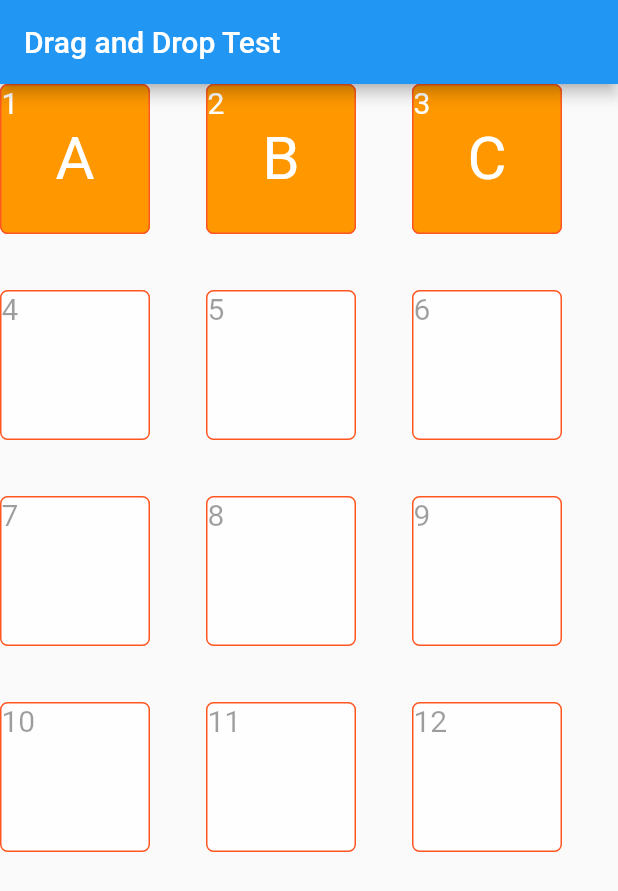
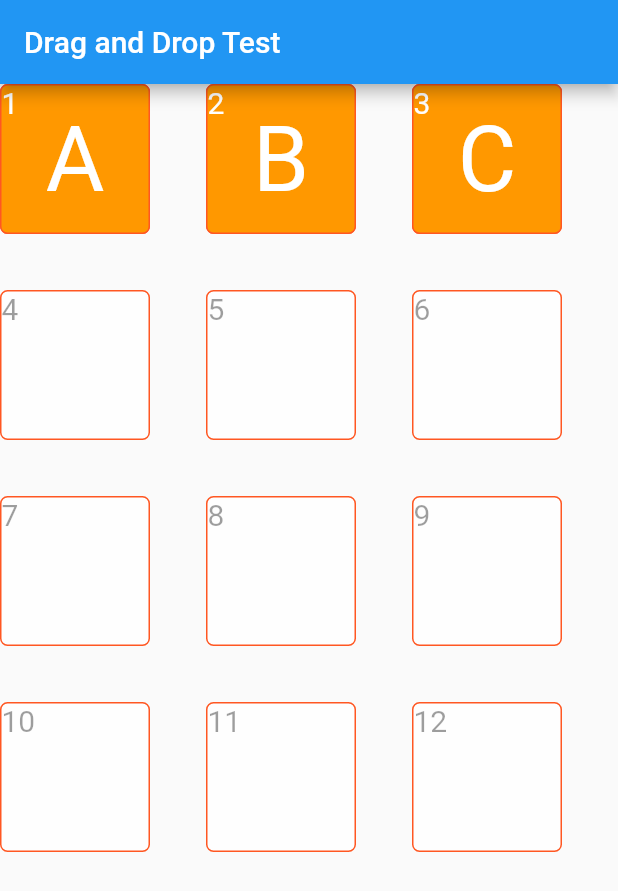
Before and after one commit to ume-bar/Draggable, a Flutter app: the screen it shows after launch, on a phone screen of 412 x 824 dp. Shown: the top 891 px of the screen. Run offline on Flutter 3.47's test engine with Material 2 defaults, Android fonts, the phone set to English and light mode, and no system bars; our stand-ins replace flutter_hooks.

Commit message:
WIP changed

```diff
--- /dev/null
+++ b/lib/home.dart
@@ -0,0 +1,230 @@
+import 'package:flutter/material.dart';
+import 'package:flutter_hooks/flutter_hooks.dart';
+
+class CategoryData {
+  int index = -1;
+  String name = "";
+  CategoryData({int? index, String? name}) {
+    if (index != null) this.index = index;
+    if (name != null) this.name = name;
+  }
+}
+
+// ignore: must_be_immutable
+class DraggablePage extends HookWidget {
+  const DraggablePage({Key? key}) : super(key: key);
+
+  @override
+  Widget build(BuildContext context) {
+    print("list");
+    final list = useState<List<CategoryData>>([]);
+
+    useEffect(() {
+      list.value = [
+        CategoryData(index: 1, name: "A"),
+        CategoryData(index: 2, name: "B"),
+        CategoryData(index: 3, name: "C"),
+      ];
+      print("useEffect");
+      return null;
+    }, const []);
+
+    return Scaffold(
+      appBar: AppBar(
+        title: const Text('Drag and Drop Test'),
+      ),
+      body: GridView.extent(
+          maxCrossAxisExtent: 150,
+          children: List.generate(12, (index) {
+            return DragTargetItem(index + 1, list.value);
+          })),
+    );
+  }
+}
+
+// ignore: must_be_immutable
+class DragTargetItem extends HookWidget {
+  int index = 0;
+  List<CategoryData> itemList = [];
+  DragTargetItem(int index, List<CategoryData> itemList, {Key? key})
+      : super(key: key) {
+    print("YYYYYYYYYYY");
+    print(index);
+    // ignore: prefer_initializing_formals
+    this.index = index;
+    print(this.index);
+    print(itemList);
+    // ignore: prefer_initializing_formals
+    this.itemList = itemList;
+    print(this.itemList);
+  }
+
+  @override
+  Widget build(BuildContext context) {
+    final willAccept = useState(false);
+    return Stack(children: <Widget>[
+      DragTarget(
+        builder: (context, candidateData, rejectedData) {
+          return Container(
+            width: 100.0,
+            height: 100.0,
+            decoration: BoxDecoration(
+                color: willAccept.value ? Colors.orangeAccent : Colors.white70,
+                border: Border.all(color: Colors.deepOrange),
+                borderRadius: BorderRadius.circular(5)),
+            child: Text(index.toString(),
+                style: const TextStyle(color: Colors.black38, fontSize: 20.0)),
+          );
+        },
+        onAccept: (CategoryData? data) {
+          print("DragTargetがドロップされた: カテゴリ: $data");
+          if (data != null && getData() == null) {
+            data.index = index;
+            print("XXXXXXXXXX");
+            print(data.index);
+          }
+          print(index);
+
+          willAccept.value = false;
+        },
+        onWillAccept: (data) {
+          willAccept.value = true;
+          return true;
+        },
+        onAcceptWithDetails: (data) {
+          print("DragTargetがドロップされた位置: data: $data");
+        },
+        onMove: (data) {
+          print("DragTarget内移動中: data: $data");
+        },
+        onLeave: (data) {
+          print("重なっていない状態: data: $data");
+          willAccept.value = false;
+        },
+      ),
+      getData() == null
+          ? Container()
+          : LongPressDraggable(
+              data: getData(),
+              delay: Duration(milliseconds: 1000),
+              key: key,
+              onDragStarted: () {
+                print("ドラッグ開始");
+              },
+              onDraggableCanceled: (velocity, offset) {
+                print(
+                    "ターゲットの範囲外のウィジェットでドロップ: velocity: $velocity, offset: $offset");
+              },
+              onDragCompleted: () {
+                print("ターゲットの範囲内でドロップ");
+              },
+              onDragEnd: (data) {
+                print("ドロップ成功: data: $data");
+              },
+              feedback: itemWedget('B'),
+              childWhenDragging: itemWedget('C'),
+              child: itemWedget('A'),
+            ),
+    ]);
+  }
+
+  Widget itemWedget(String m) {
+    return Container(
+        width: 100.0,
+        height: 100.0,
+        decoration: BoxDecoration(
+            color: (m == 'C') ? Colors.orangeAccent : Colors.orange,
+            border: Border.all(color: Colors.deepOrange),
+            borderRadius: BorderRadius.circular(5)),
+        child: Stack(children: <Widget>[
+          (m == 'A')
+              ? Text(index.toString(),
+                  style: const TextStyle(
+                      color: Colors.white,
+                      fontSize: 20.0,
+                      decoration: TextDecoration.none))
+              : Container(),
+          Center(
+              child: Text(getName(),
+                  style: const TextStyle(
+                      color: Colors.white,
+                      fontSize: 60.0,
+                      decoration: TextDecoration.none)))
+        ]));
+  }
+
+  CategoryData? getData() {
+    print("getData");
+    final i = itemList.indexWhere(((item) => item.index == index));
+    return i >= 0 ? itemList[i] : null;
+  }
+
+  String getName() {
+    print("getName");
+    return getData() != null ? getData()!.name : "";
+  }
+}
+
+
+// class MyHomePage extends StatefulWidget {
+//   const MyHomePage({Key? key, required this.title}) : super(key: key);
+
+//   final String title;
+
+//   @override
+//   State<MyHomePage> createState() => _DraggableState();
+// }
+
+// class _DraggableState extends State<MyHomePage> {
+//   List<CategoryData> list = [];
+//   _DraggableState() {
+//     list.add(CategoryData(index: 1, name: "A"));
+//     list.add(CategoryData(index: 2, name: "B"));
+//   }
+
+//   @override
+//   Widget build(BuildContext context) {
+//     return Scaffold(
+//       appBar: AppBar(
+//         title: Text(widget.title),
+//       ),
+//       body: GridView.extent(
+//           maxCrossAxisExtent: 150,
+//           children: List.generate(12, (index) {
+//             return DragTargetItem(index + 1, list);
+//           })),
+//     );
+//   }
+// }
+
+// // ignore: must_be_immutable
+// class DragTargetItem extends StatefulWidget {
+//   int index = 0;
+//   List<CategoryData> list = [];
+//   DragTargetItem(int index, List<CategoryData> list, {Key? key})
+//       : super(key: key) {
+//     this.index = index;
+//     this.list = list;
+//   }
+//   @override
+//   // ignore: library_private_types_in_public_api
+//   _DragTargetState createState() => _DragTargetState();
+// }
+
+// class _DragTargetState extends State<DragTargetItem> {
+//   bool willAccept = false;
+//   @override
+//   Widget build(BuildContext context) {
+//     return Stack(children: <Widget>[
+//       DragTarget(
+//         builder: (context, candidateData, rejectedData) {
+//           return dropWedget();
+//         },
+//         onAccept: (CategoryData? data) {
+//           if (data != null && getData() == null) {
+//             setState(() {
+//               data.index = widget.index;
+//             });
+//           }
+//           willAccept = false;
+//         }
--- a/lib/main.dart
+++ b/lib/main.dart
@@ -1,142 +1,30 @@
 import 'package:flutter/material.dart';
-import 'package:flutter_hooks/flutter_hooks.dart';
+import 'package:flutter_application_1/home.dart';
 
-class CategoryData {
-  int index = -1;
-  String name = "";
-  CategoryData({int? index, String? name}) {
-    if (index != null) this.index = index;
-    if (name != null) this.name = name;
-  }
+String _initRoute = "/home";
+Future<void> main() async {
+  runApp(const DraggableApp());
 }
 
-void main() {
-  runApp(const DraggableScreen());
+class DraggableApp extends StatefulWidget {
+  // ignore: use_key_in_widget_constructors
+  const DraggableApp() : super();
+
+  @override
+  // ignore: library_private_types_in_public_api
+  _DraggableApp createState() => _DraggableApp();
 }
 
-class DraggableScreen extends HookWidget {
-  const DraggableScreen({Key? key}) : super(key: key);
-
+class _DraggableApp extends State<DraggableApp> {
   @override
   Widget build(BuildContext context) {
     return MaterialApp(
-      title: 'Flutter Demo',
-      theme: ThemeData(
-        primarySwatch: Colors.blue,
-      ),
-      home: DraggablePage(),
+      title: 'Draggaable',
+      theme: ThemeData(),
+      initialRoute: _initRoute,
+      routes: {
+        '/home': (context) => const DraggablePage(),
+      },
     );
   }
 }
-
-// ignore: must_be_immutable
-class DraggablePage extends HookWidget {
-  List<CategoryData> itemList = [];
-
-  DraggablePage({Key? key}) : super(key: key);
-
-  @override
-  Widget build(BuildContext context) {
-    return Scaffold(
-      appBar: AppBar(
-        title: const Text('Drag and Drop Test'),
-      ),
-      body: GridView.extent(
-          maxCrossAxisExtent: 150,
-          children: List.generate(12, (index) {
-            return DragTargetItem(index + 1, itemList);
-          })),
-    );
-  }
-}
-
-// ignore: must_be_immutable
-class DragTargetItem extends HookWidget {
-  int index = 0;
-  List<CategoryData> itemList = [];
-  DragTargetItem(int index, List<CategoryData> itemList, {Key? key})
-      : super(key: key) {
-    this.index = index;
-    this.itemList = itemList;
-  }
-  bool willAccept = false;
-  @override
-  Widget build(BuildContext context) {
-    return Stack(children: <Widget>[
-      DragTarget(
-        builder: (context, candidateData, rejectedData) {
-          return dropWedget();
-        },
-        onAccept: (CategoryData? data) {
-          if (data != null && getItemData() == null) {
-            data.index = index;
-          }
-          willAccept = false;
-        },
-        onWillAccept: (data) {
-          willAccept = true;
-          return true;
-        },
-        onLeave: (data) {
-          willAccept = false;
-        },
-      ),
-      getItemData() == null
-          ? Container()
-          : Draggable(
-              data: getItemData(),
-              onDragStarted: () {},
-              onDraggableCanceled: (velocity, offset) {},
-              onDragCompleted: () {},
-              onDragEnd: (details) {},
-              child: itemWedget(0),
-              feedback: itemWedget(1),
-              childWhenDragging: itemWedget(2),
-            ),
-    ]);
-  }
-
-  Widget dropWedget() {
-    return Container(
-      width: 100.0,
-      height: 100.0,
-      decoration: BoxDecoration(
-          color: willAccept ? Colors.orangeAccent : Colors.white70,
-          border: Border.all(color: Colors.deepOrange),
-          borderRadius: BorderRadius.circular(5)),
-      child: Text(index.toString(),
-          style: const TextStyle(color: Colors.black38, fontSize: 20.0)),
-    );
-  }
-
-  Widget itemWedget(int m) {
-    return Container(
-        width: 100.0,
-        height: 100.0,
-        decoration: BoxDecoration(
-            color: (m == 2) ? Colors.orangeAccent : Colors.orange,
-            border: Border.all(color: Colors.deepOrange),
-            borderRadius: BorderRadius.circular(5)),
-        child: Stack(children: <Widget>[
-          (m == 0)
-              ? Text(index.toString(),
-                  style: const TextStyle(color: Colors.white, fontSize: 20.0))
-              : Container(),
-          Center(
-              child: Text(getName(),
-                  style: const TextStyle(color: Colors.white, fontSize: 40.0)))
-        ]));
-  }
-
-  CategoryData? getItemData() {
-    itemList.add(CategoryData(index: 1, name: "A"));
-    itemList.add(CategoryData(index: 2, name: "B"));
-    itemList.add(CategoryData(index: 3, name: "C"));
-    final i = itemList.indexWhere(((item) => item.index == index));
-    return i >= 0 ? itemList[i] : null;
-  }
-
-  String getName() {
-    return getItemData() != null ? getItemData()!.name : "";
-  }
-}
--- a/pubspec.yaml
+++ b/pubspec.yaml
@@ -30,6 +30,8 @@ dependencies:
   flutter:
     sdk: flutter
   flutter_hooks: ^0.18.5+1
+  flutter_state_notifier: ^0.7.0
+  hooks_riverpod: ^1.0.4
 
 
   # The following adds the Cupertino Icons font to your application.
```
Also changed, not shown: pubspec.lock, 1 other file.
